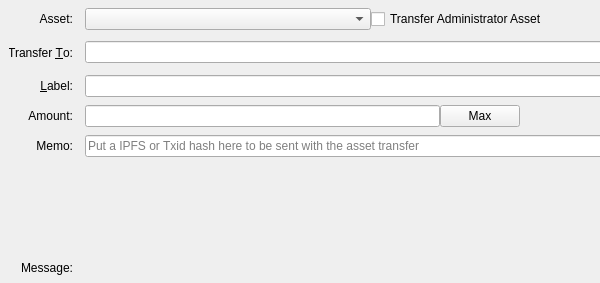
Qt form src/qt/forms/sendassetsentry.ui (StayAtHomeProgrammer/Ravencoin) before a commit; both pictures show x 0 to 600 and y 0 to 283 of the 883 by 283 pixel window.
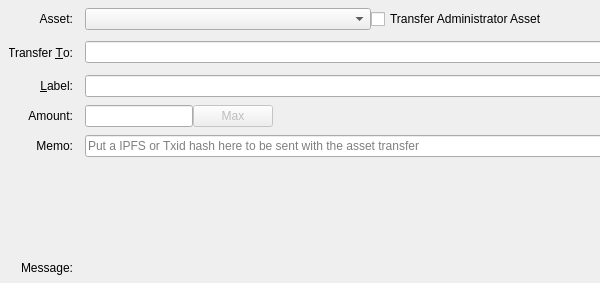
The same form after that commit. Icons and pictures are not drawn. Custom widgets are drawn as their Qt base class.

Commit message: Fixed button ui, disabled button when it cannot be used

Patch:
```diff
--- a/src/qt/forms/sendassetsentry.ui
+++ b/src/qt/forms/sendassetsentry.ui
@@ -118,16 +118,23 @@
     </item>
     <item row="4" column="1">
      <layout class="QHBoxLayout" name="horizontalLayoutAmount" stretch="0,0,0">
-      <item>
-       <widget class="AssetAmountField" name="payAssetAmount"/>
+      <item alignment="Qt::AlignLeft">
+       <widget class="AssetAmountField" name="payAssetAmount">
+        <property name="sizePolicy">
+         <sizepolicy hsizetype="Expanding" vsizetype="Fixed">
+          <horstretch>0</horstretch>
+          <verstretch>0</verstretch>
+         </sizepolicy>
+        </property>
+       </widget>
       </item>
-      <item>
-       <widget class="QPushButton" name="setMaxBalance">
+      <item alignment="Qt::AlignLeft">
+       <widget class="QPushButton" name="maxPayButton">
         <property name="enabled">
-         <bool>true</bool>
+         <bool>false</bool>
         </property>
         <property name="sizePolicy">
-         <sizepolicy hsizetype="Preferred" vsizetype="Fixed">
+         <sizepolicy hsizetype="Minimum" vsizetype="Fixed">
           <horstretch>0</horstretch>
           <verstretch>0</verstretch>
          </sizepolicy>
@@ -138,6 +145,9 @@
         <property name="text">
          <string>Max</string>
         </property>
+        <property name="flat">
+         <bool>false</bool>
+        </property>
        </widget>
       </item>
       <item>
```
The commit also changes 2 other files.
